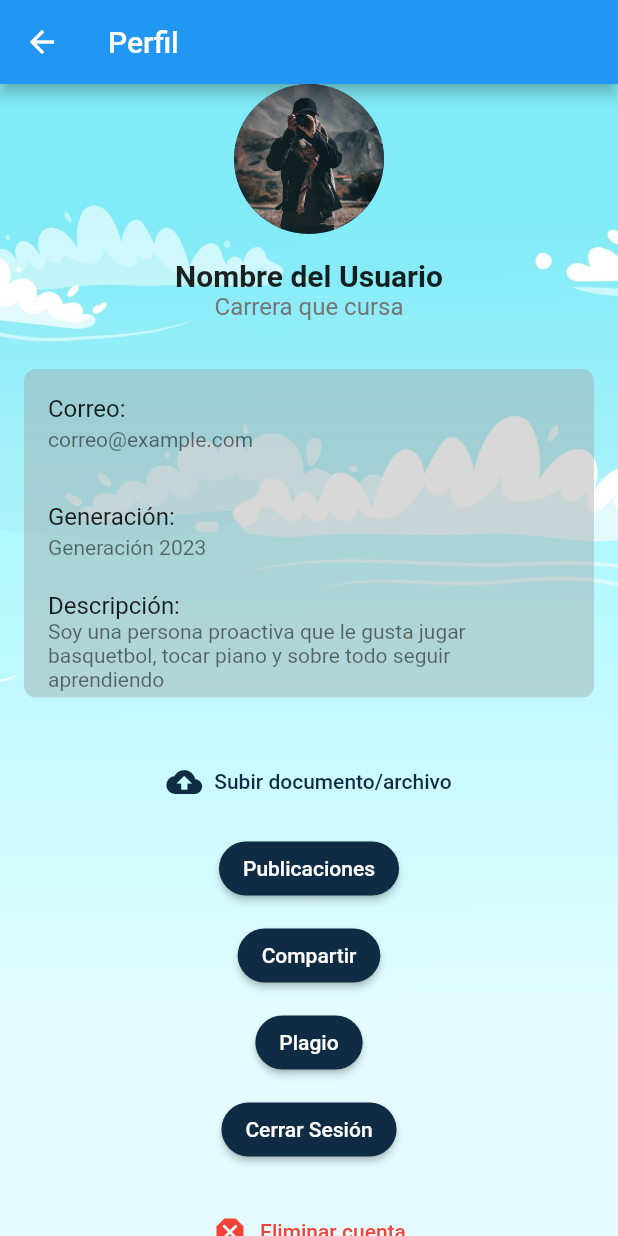
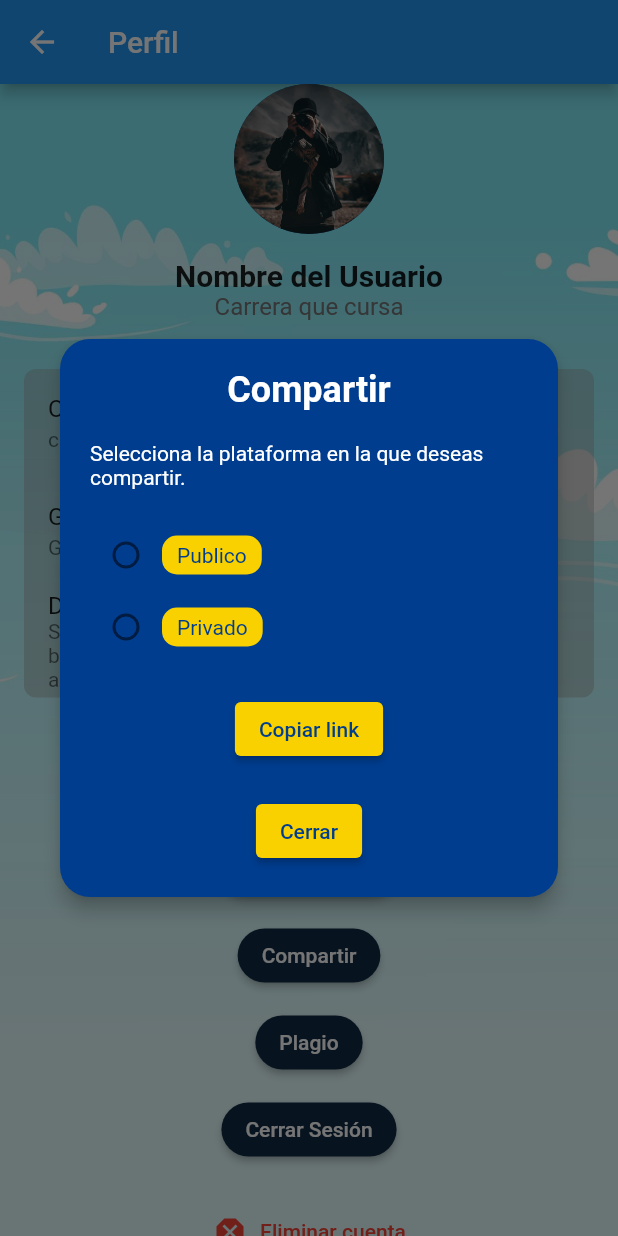
Before and after one commit to Michinded/cardenal_devs, a Flutter app: the ProfileView screen opened by its route, after a tap on "Compartir", on a phone screen of 412 x 824 dp. Run offline on Flutter 3.47's test engine with Material 2 defaults, Android fonts, the phone set to English and light mode, and no system bars; our stand-ins replace file_picker, firebase_auth, firebase_core, flutter_rating_bar, permission_handler; accounts and stored records are empty.

Commit message:
Apartado de compartir del perfil
Se hizo toda la interfaz de compartir y hace alusión a que este generando un link

```diff
--- a/lib/pages/profile/profile_view.dart
+++ b/lib/pages/profile/profile_view.dart
@@ -1,4 +1,5 @@
 import 'package:flutter/material.dart';
+import 'share/share_view.dart';
 
 class ProfileView extends StatelessWidget {
   @override
@@ -129,7 +130,7 @@ class MenuColumn extends StatelessWidget {
             ),
           ),
           SizedBox(height: 10.0),
-          _customButton(context, 'Publicaciones', '/publicationsPage'),
+          _customButton(context, 'Publicaciones', '/home'),
           SizedBox(height: 10.0),
           _customButton(context, 'Compartir', '/sharePage'),
           SizedBox(height: 10.0),
@@ -155,7 +156,11 @@ class MenuColumn extends StatelessWidget {
   Widget _customButton(BuildContext context, String label, String routeName) {
     return ElevatedButton(
       onPressed: () {
-        Navigator.pushNamed(context, routeName); // Navegar a la página correspondiente
+        if (label == 'Compartir') {
+          ShareView.showShareDialog(context);
+        } else {
+          Navigator.pushNamed(context, routeName); // Navegar a la página correspondiente
+        }
       },
       style: ElevatedButton.styleFrom(
         primary: buttonColor,
--- /dev/null
+++ b/lib/pages/profile/share/share_view.dart
@@ -0,0 +1,133 @@
+
+import 'package:flutter/material.dart';
+import 'dart:math';
+
+class ShareView {
+  static void showShareDialog(BuildContext context) {
+    int _selectedValue = 0;  // 0 for none, 1 for public, 2 for private
+
+    void _copyLink() {
+      String randomLink = 'https://example.com/' + Random().nextInt(1000000).toString();
+      // Here you can use the Clipboard widget to copy the link to the clipboard
+      // For this example, we are just generating the link
+
+      final snackBar = SnackBar(
+        content: Text(
+          'Se ha copiado correctamente el link',
+          style: TextStyle(fontSize: 18.0),
+        ),
+        behavior: SnackBarBehavior.floating,
+        elevation: 8.0,
+        margin: EdgeInsets.only(top: 10.0, left: 10.0, right: 10.0),
+      );
+      ScaffoldMessenger.of(context).showSnackBar(snackBar);
+    }
+
+    showDialog(
+      context: context,
+      builder: (BuildContext context) {
+        return StatefulBuilder(
+          builder: (BuildContext context, StateSetter setState) {
+            return Dialog(
+              backgroundColor: Color(0xFF003D8F),
+              shape: RoundedRectangleBorder(
+                borderRadius: BorderRadius.circular(20.0),
+              ),
+              elevation: 5.0,
+              child: Padding(
+                padding: const EdgeInsets.all(20.0),
+                child: Column(
+                  mainAxisSize: MainAxisSize.min,
+                  children: <Widget>[
+                    Text(
+                      'Compartir',
+                      style: TextStyle(
+                        fontWeight: FontWeight.bold,
+                        fontSize: 24.0,
+                        color: Colors.white,
+                      ),
+                    ),
+                    SizedBox(height: 20.0),
+                    Text(
+                      'Selecciona la plataforma en la que deseas compartir.',
+                      style: TextStyle(color: Colors.white),
+                    ),
+                    SizedBox(height: 20.0),
+                    Row(
+                      children: <Widget>[
+                        Radio(
+                          value: 1,
+                          groupValue: _selectedValue,
+                          onChanged: (int? value) {
+                            setState(() {
+                              _selectedValue = value!;
+                            });
+                          },
+                          activeColor: Colors.white,
+                        ),
+                        Container(
+                          padding: EdgeInsets.symmetric(vertical: 5, horizontal: 10),
+                          decoration: BoxDecoration(
+                            color: Color(0xFFF9D100),
+                            borderRadius: BorderRadius.circular(10),
+                          ),
+                          child: Text(
+                            'Publico',
+                            style: TextStyle(color: Color(0xFF003D8F)),
+                          ),
+                        ),
+                      ],
+                    ),
+                    Row(
+                      children: <Widget>[
+                        Radio(
+                          value: 2,
+                          groupValue: _selectedValue,
+                          onChanged: (int? value) {
+                            setState(() {
+                              _selectedValue = value!;
+                            });
+                          },
+                          activeColor: Colors.white,
+                        ),
+                        Container(
+                          padding: EdgeInsets.symmetric(vertical: 5, horizontal: 10),
+                          decoration: BoxDecoration(
+                            color: Color(0xFFF9D100),
+                            borderRadius: BorderRadius.circular(10),
+                          ),
+                          child: Text(
+                            'Privado',
+                            style: TextStyle(color: Color(0xFF003D8F)),
+                          ),
+                        ),
+                      ],
+                    ),
+                    SizedBox(height: 20.0),
+                    ElevatedButton(
+                      onPressed: _copyLink,
+                      style: ButtonStyle(
+                        backgroundColor: MaterialStateProperty.all<Color>(Color(0xFFF9D100)),
+                      ),
+                      child: Text('Copiar link', style: TextStyle(color: Color(0xFF003D8F))),
+                    ),
+                    SizedBox(height: 20.0),
+                    ElevatedButton(
+                      onPressed: () {
+                        Navigator.pop(context);  // Close the dialog
+                      },
+                      style: ButtonStyle(
+                        backgroundColor: MaterialStateProperty.all<Color>(Color(0xFFF9D100)),
+                      ),
+                      child: Text('Cerrar', style: TextStyle(color: Color(0xFF003D8F))),
+                    ),
+                  ],
+                ),
+              ),
+            );
+          },
+        );
+      },
+    );
+  }
+}
```
